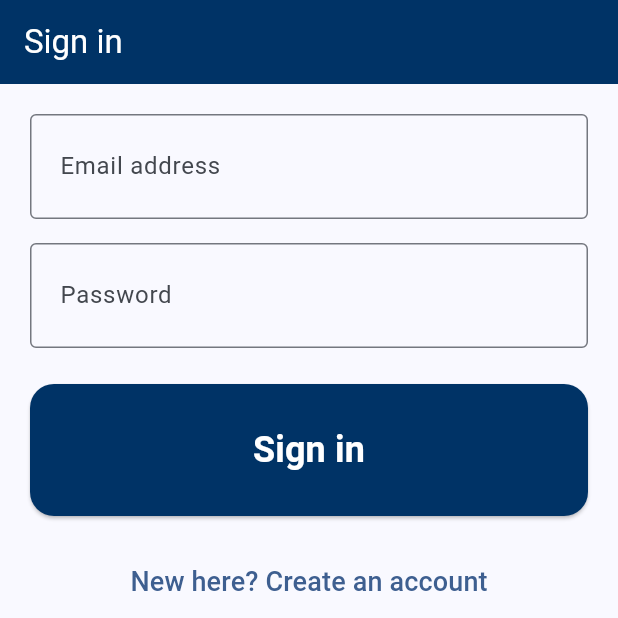
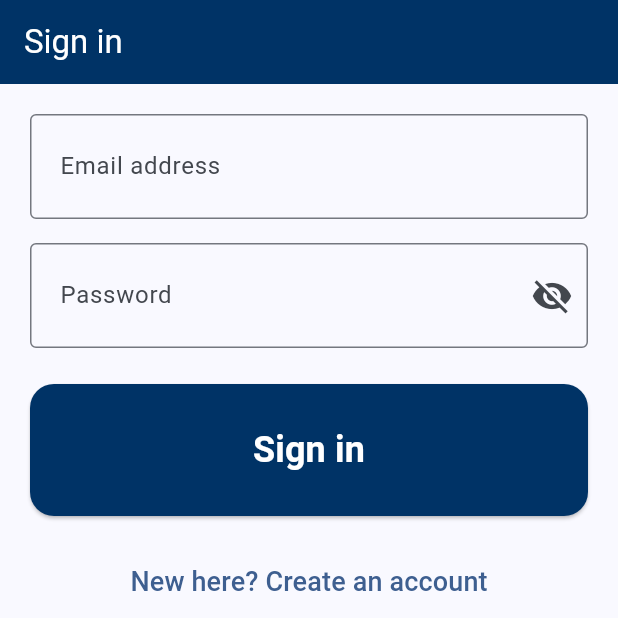
Before and after one commit to BenedictMuuo/assistive-navigation-system, a Flutter app: the screen it shows after launch, on a phone screen of 412 x 824 dp, the top half of it. Run offline on Flutter 3.47's test engine with Material 3 defaults, Android fonts, the phone set to English and light mode, and no system bars; our stand-ins replace camera, cloud_firestore, firebase_auth, firebase_core, flutter_blue_plus, flutter_tts and 1 more; missing offline and left inert: tflite_flutter; accounts and stored records are empty; generated files the repository leaves out were written again.

Commit message:
feat: improve screen reader support
Buttons grow with large system fonts, start-up errors are spoken in plain words, switches have labels, the password can be shown, and caregiver alerts read as one item.

Closes #9

```diff
--- a/app/lib/screens/settings_screen.dart
+++ b/app/lib/screens/settings_screen.dart
@@ -108,9 +108,8 @@ class _SettingsScreenState extends State<SettingsScreen> {
                   _message!,
                   style: TextStyle(
                     fontSize: 18,
-                    color: _messageIsError
-                        ? AppColours.danger
-                        : AppColours.active,
+                    color:
+                        _messageIsError ? AppColours.danger : AppColours.active,
                   ),
                 ),
               ),
--- a/app/lib/screens/sign_in_screen.dart
+++ b/app/lib/screens/sign_in_screen.dart
@@ -21,6 +21,7 @@ class _SignInScreenState extends State<SignInScreen> {
   final _password = TextEditingController();
 
   bool _registering = false;
+  bool _showPassword = false;
   bool _busy = false;
   UserRole _role = UserRole.user;
   String? _error;
@@ -93,8 +94,21 @@ class _SignInScreenState extends State<SignInScreen> {
             ],
             _field(_email, 'Email address', TextInputType.emailAddress),
             const SizedBox(height: 16),
-            _field(_password, 'Password', TextInputType.visiblePassword,
-                obscure: true),
+            _field(
+              _password,
+              'Password',
+              TextInputType.visiblePassword,
+              obscure: !_showPassword,
+              // Lets a low-vision user check what they typed.
+              suffix: IconButton(
+                icon: Icon(
+                  _showPassword ? Icons.visibility : Icons.visibility_off,
+                  size: 28,
+                ),
+                tooltip: _showPassword ? 'Hide password' : 'Show password',
+                onPressed: () => setState(() => _showPassword = !_showPassword),
+              ),
+            ),
             if (_registering) ...[
               const SizedBox(height: 20),
               const Text(
@@ -167,6 +181,7 @@ class _SignInScreenState extends State<SignInScreen> {
     String label,
     TextInputType type, {
     bool obscure = false,
+    Widget? suffix,
   }) {
     return TextField(
       controller: controller,
@@ -177,6 +192,7 @@ class _SignInScreenState extends State<SignInScreen> {
       style: const TextStyle(fontSize: 20),
       decoration: InputDecoration(
         labelText: label,
+        suffixIcon: suffix,
         border: const OutlineInputBorder(),
         contentPadding:
             const EdgeInsets.symmetric(horizontal: 16, vertical: 20),
--- a/app/lib/services/classifier.dart
+++ b/app/lib/services/classifier.dart
@@ -38,7 +38,8 @@ class Classifier {
 
   Future<void> load() async {
     final options = InterpreterOptions()..threads = 2;
-    final interpreter = await Interpreter.fromAsset(modelAsset, options: options);
+    final interpreter =
+        await Interpreter.fromAsset(modelAsset, options: options);
 
     final raw = await rootBundle.loadString(labelsAsset);
     // trim() also strips the \r that Windows line endings leave behind.
--- a/app/lib/services/distance/ble_distance_source.dart
+++ b/app/lib/services/distance/ble_distance_source.dart
@@ -26,8 +26,7 @@ class BleDistanceSource implements DistanceSource {
 
   static const String deviceName = 'AssistNav-Wearable';
   static final Guid serviceUuid = Guid('6e400001-b5a3-f393-e0a9-e50e24dcca9e');
-  static final Guid distanceUuid =
-      Guid('6e400003-b5a3-f393-e0a9-e50e24dcca9e');
+  static final Guid distanceUuid = Guid('6e400003-b5a3-f393-e0a9-e50e24dcca9e');
 
   /// The ESP32 sends "DIST:-1" when no echo comes back, which means nothing
   /// is in range. That is reported as this distance (the far band), so a
--- a/app/lib/widgets/big_button.dart
+++ b/app/lib/widgets/big_button.dart
@@ -8,6 +8,9 @@ import '../theme.dart';
 /// actions are made big enough to hit without aiming. The screen reader
 /// label is set explicitly, so TalkBack reads exactly [semanticLabel]
 /// rather than guessing from the icon and text.
+///
+/// [height] is a minimum, not a fixed size. Many low-vision users set a
+/// large system font, and a fixed-height button would cut the text off.
 class BigButton extends StatelessWidget {
   const BigButton({
     super.key,
@@ -32,7 +35,8 @@ class BigButton extends StatelessWidget {
   Widget build(BuildContext context) {
     return SizedBox(
       width: double.infinity,
-      height: height,
+      child: ConstrainedBox(
+        constraints: BoxConstraints(minHeight: height),
         child: Semantics(
           button: true,
           enabled: onPressed != null,
@@ -45,6 +49,7 @@ class BigButton extends StatelessWidget {
           child: ElevatedButton(
             onPressed: onPressed,
             style: ElevatedButton.styleFrom(
+              padding: const EdgeInsets.symmetric(horizontal: 16, vertical: 12),
               backgroundColor: colour,
               foregroundColor: Colors.white,
               disabledBackgroundColor: Colors.grey.shade400,
@@ -73,6 +78,7 @@ class BigButton extends StatelessWidget {
             ),
           ),
         ),
+      ),
     );
   }
 }
```
Also changed, not shown: app/lib/models/sos_alert.dart (+12 -2 lines), app/lib/screens/caregiver_home_screen.dart (+22 -4 lines), app/lib/screens/detection_screen.dart (+40 -6 lines). Lines whose indentation alone changed are shown as unchanged.
